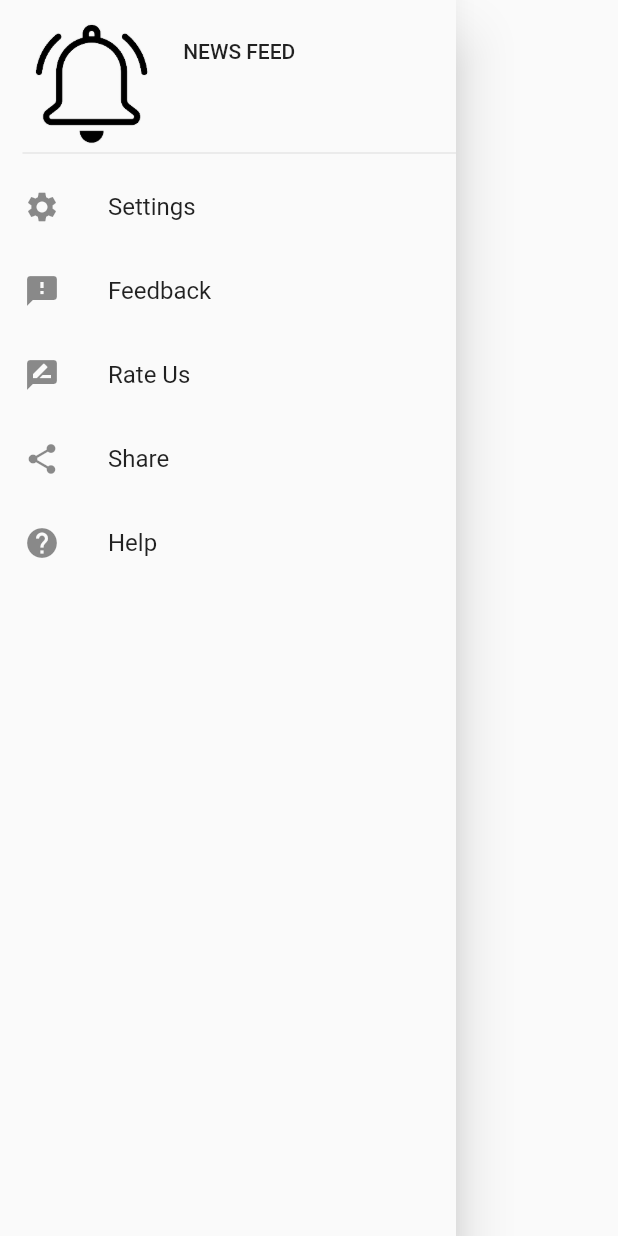
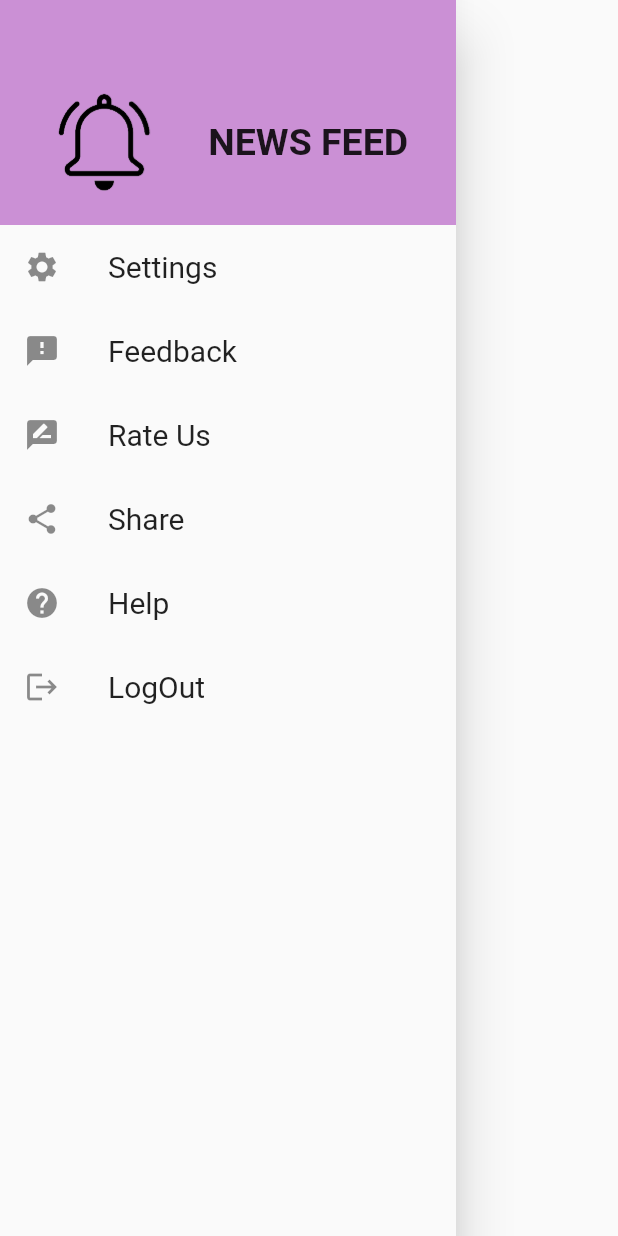
Before and after one commit to zizy97/fosmis, a Flutter app: what build_drawer() shows on an empty page, opened directly with empty values, on a phone screen of 412 x 824 dp. Run offline on Flutter 3.47's test engine with Material 2 defaults, Android fonts, the phone set to English and light mode, and no system bars; our stand-ins replace firebase_core, firebase_messaging, flutter_local_notifications, get, get_storage, google_fonts; missing offline and left inert: flutter_cached_pdfview; accounts and stored records are empty; network calls fail; Roboto replaces fonts that are missing (RobotoMono).

```diff
--- /dev/null
+++ b/lib/Services/themeChange.dart
@@ -0,0 +1,38 @@
+import 'package:flutter/material.dart';
+
+class ThemeBuilder extends StatefulWidget {
+  final Widget Function(BuildContext context, Brightness _brightness) builder;
+  ThemeBuilder({this.builder});
+  @override
+  _ThemeBuilderState createState() => _ThemeBuilderState();
+  // ignore: non_constant_identifier_names
+  static _ThemeBuilderState Of(BuildContext context) {
+    return context.findAncestorStateOfType();
+  }
+}
+
+class _ThemeBuilderState extends State<ThemeBuilder> {
+  Brightness _brightness;
+  @override
+  void initState() {
+    super.initState();
+    _brightness = Brightness.light;
+  }
+
+  void changeTheme() {
+    setState(() {
+      _brightness =
+          _brightness == Brightness.light ? Brightness.dark : Brightness.light;
+    });
+  }
+
+  bool isDarked() {
+    bool isDark = _brightness == Brightness.light ? false : true;
+    return isDark;
+  }
+
+  @override
+  Widget build(BuildContext context) {
+    return widget.builder(context, _brightness);
+  }
+}
--- a/lib/Widgets/drawerWidget.dart
+++ b/lib/Widgets/drawerWidget.dart
@@ -1,29 +1,43 @@
 import 'package:flutter/cupertino.dart';
 import 'package:flutter/material.dart';
+import 'package:get/get_core/src/get_main.dart';
+import 'package:get_storage/get_storage.dart';
+import 'package:get/get.dart';
 
 // ignore: non_constant_identifier_names
 Drawer build_drawer(String title, {BuildContext context}) {
+  final userdata = GetStorage();
   return Drawer(
     child: ListView(
       padding: EdgeInsets.zero,
       children: <Widget>[
         Container(
-          margin: EdgeInsets.only(top: 10),
-          padding: EdgeInsets.only(left: 15),
-          height: 100,
-          child: DrawerHeader(
-              decoration: BoxDecoration(
-                  image: DecorationImage(
-                      image: AssetImage("images/bell.png"),
-                      fit: BoxFit.fitHeight,
-                      alignment: Alignment.centerLeft)),
-              child: Column(
-                crossAxisAlignment: CrossAxisAlignment.center,
-                children: [Text("NEWS FEED")],
-              )),
+          color: Colors.purple.withOpacity(0.5),
+          padding: EdgeInsets.only(top: 40),
+          height: 150,
+          child: Row(
+            mainAxisAlignment: MainAxisAlignment.spaceEvenly,
+            children:[
+              Container(
+                height: 75,
+               child: Image.asset("images/bell.png"),
+              ),
+              Text("NEWS FEED",
+                style: TextStyle(
+                  fontSize: 25,
+                  fontWeight:FontWeight.w600
+                ),
+              )
+            ]
+          ),
         ),
+
         ListTile(
-          title: Text('Settings'),
+          title: Text('Settings',
+            style: TextStyle(
+                fontSize: 20,
+            ),
+          ),
           leading: Icon(Icons.settings),
           onTap: () {
             Navigator.pop(context);
@@ -31,21 +45,51 @@ Drawer build_drawer(String title, {BuildContext context}) {
           },
         ),
         ListTile(
-          title: Text('Feedback'),
+          title: Text('Feedback',
+            style: TextStyle(
+                fontSize: 20,
+            ),
+          ),
           leading: Icon(Icons.feedback),
         ),
         ListTile(
-          title: Text('Rate Us'),
+          title: Text('Rate Us',
+            style: TextStyle(
+                fontSize: 20,
+            ),
+          ),
           leading: Icon(Icons.rate_review),
         ),
         ListTile(
-          title: Text('Share'),
+          title: Text('Share',
+            style: TextStyle(
+                fontSize: 20,
+            ),
+          ),
           leading: Icon(Icons.share),
         ),
         ListTile(
-          title: Text('Help'),
+          title: Text('Help',
+            style: TextStyle(
+                fontSize: 20,
+            ),
+          ),
           leading: Icon(Icons.help),
-        )
+        ),
+        ListTile(
+          title: Text('LogOut',
+            style: TextStyle(
+                fontSize: 20,
+            ),
+          ),
+          leading: Icon(Icons.logout),
+          onTap: () {
+                userdata.write('isLogged', false);
+                userdata.remove('uname');
+                userdata.remove('upwd');
+                Get.offAllNamed('/login');
+              }
+              ),
       ],
     ),
   );
--- a/lib/Widgets/getContent.dart
+++ b/lib/Widgets/getContent.dart
@@ -7,12 +7,14 @@ import 'package:fosmis/pages/dataview.dart';
 
 Container getContent(Future<NewsData> _newsModel) {
   return Container(
+    padding: EdgeInsets.all(8.0),
     child: FutureBuilder<NewsData>(
       future: _newsModel,
       builder: (context, snapshot) {
         if (snapshot.hasData) {
           var notification = snapshot.data.newsData;
-          return ListView.builder(
+          return ListView.separated(
+              separatorBuilder: (context,index) => SizedBox(height: 8.0),
               itemCount: snapshot.data.newsData.length,
               itemBuilder: (context, index) => OpenContainer(
                     transitionDuration: Duration(seconds: 1),
--- a/pubspec.yaml
+++ b/pubspec.yaml
@@ -14,12 +14,16 @@ dependencies:
 
   cupertino_icons: ^1.0.2
   animations: ^2.0.0
-  flutter_cached_pdfview: ^0.3.5
+  flutter_cached_pdfview: any
   http: any
   url_launcher: any
   get_storage: any
   get: any
   google_fonts: any
+  flutter_custom_clippers: ^2.0.0
+  firebase_core: ^1.3.0
+  firebase_messaging: ^10.0.2
+  flutter_local_notifications: ^6.0.0
 
 
 dev_dependencies:
```
Also changed, not shown: lib/Services/notificationhandle.dart (added, +65 -0 lines), lib/Widgets/createCard.dart (+13 -14 lines), lib/main.dart (+35 -2 lines), lib/pages/dataview.dart (+1 -8 lines), lib/pages/home.dart (+4 -11 lines), lib/pages/login.dart (+41 -58 lines), lib/pages/settings.dart (+5 -5 lines), pubspec.lock, 5 other files.
